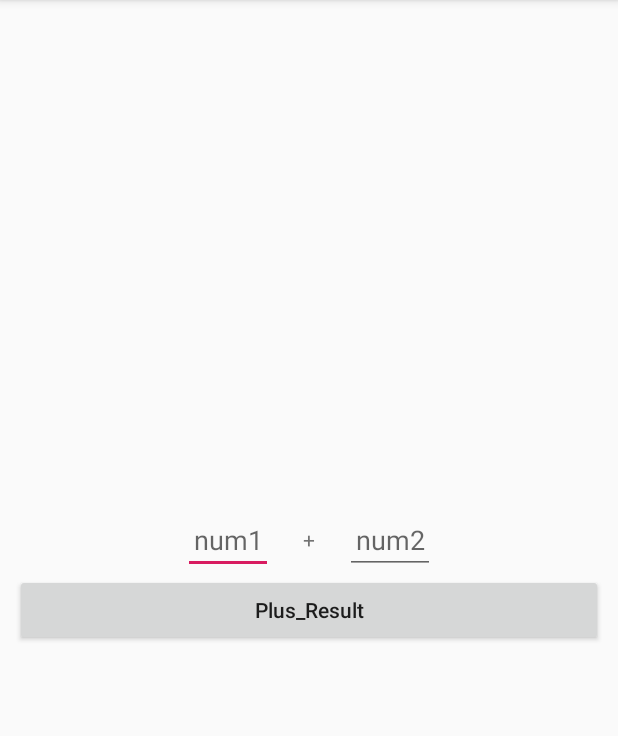
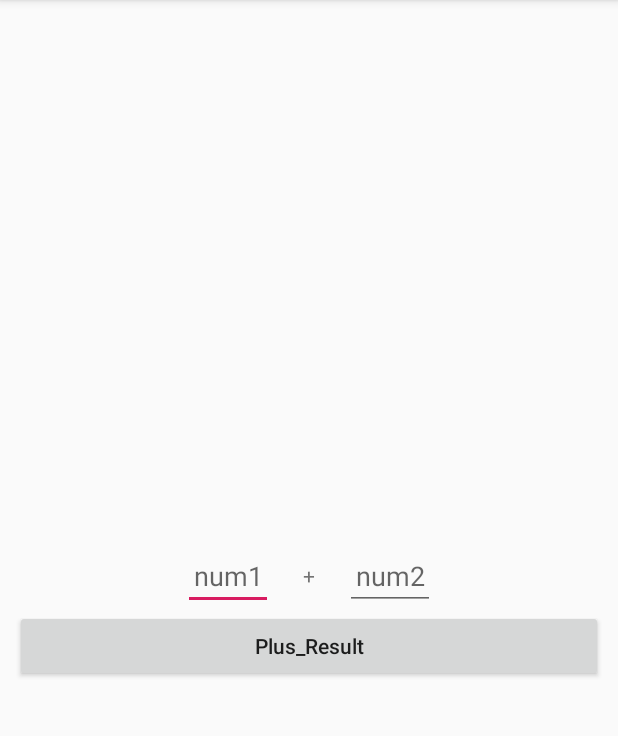
Before and after one commit to owen151128/hellondk, an Android app: the screen it shows after launch (MainActivity), on a phone screen of 412 x 824 dp, the part 84-820 px from its top. Run offline under Robolectric (Android 15) with nearby library versions, the phone set to English and light mode, and no system bars; 1 statement that could not run was skipped.

Commit message:
UI xml warning 제거 및 리팩토링

```diff
--- a/app/src/main/res/layout/activity_main.xml
+++ b/app/src/main/res/layout/activity_main.xml
@@ -6,23 +6,22 @@
     tools:context=".MainActivity">
 
     <LinearLayout
+        android:id="@+id/mainLayout"
         android:layout_width="match_parent"
         android:layout_height="wrap_content"
         android:layout_centerInParent="true"
-        android:orientation="vertical">
-
-        <LinearLayout
-            android:id="@+id/mainLayout"
-            android:layout_width="match_parent"
-            android:layout_height="wrap_content"
         android:gravity="center"
         android:orientation="horizontal">
 
         <EditText
-                android:layout_width="60sp"
+            android:layout_width="wrap_content"
             android:layout_height="wrap_content"
             android:gravity="center"
-                android:hint="@string/num_1" />
+            android:hint="@string/num_1"
+            android:inputType="number"
+            android:maxLength="10"
+            android:minWidth="60sp"
+            tools:ignore="Autofill" />
 
         <TextView
             android:layout_width="wrap_content"
@@ -34,21 +33,24 @@
             android:text="@string/plus_text" />
 
         <EditText
-                android:layout_width="60sp"
+            android:layout_width="wrap_content"
             android:layout_height="wrap_content"
             android:gravity="center"
-                android:hint="@string/num_2" />
+            android:hint="@string/num_2"
+            android:inputType="number"
+            android:maxLength="10"
+            android:minWidth="60sp"
+            tools:ignore="Autofill" />
     </LinearLayout>
 
     <Button
         android:layout_width="match_parent"
         android:layout_height="wrap_content"
+        android:layout_below="@id/mainLayout"
         android:layout_marginStart="10sp"
         android:layout_marginLeft="10sp"
         android:layout_marginEnd="10sp"
         android:layout_marginRight="10sp"
         android:text="@string/calc_button"
         android:textAllCaps="false" />
-    </LinearLayout>
-
 </RelativeLayout>
```
Lines whose indentation alone changed are shown as unchanged.
